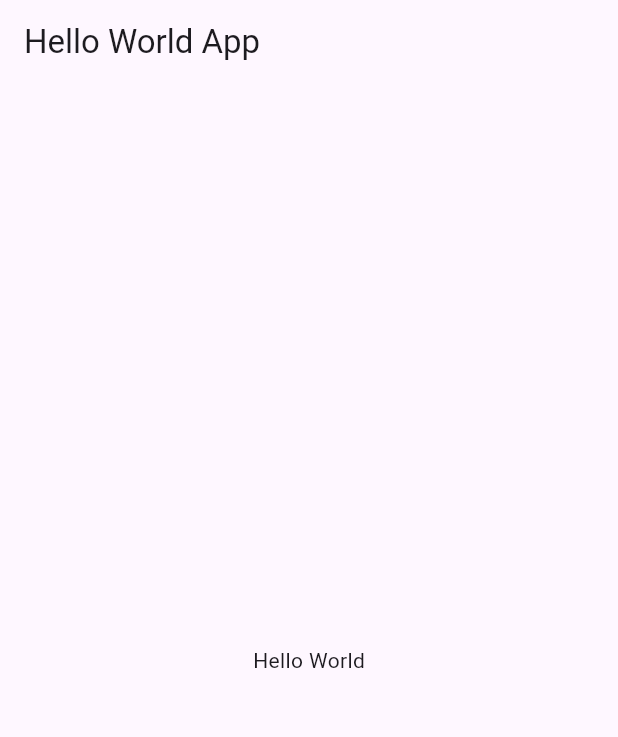
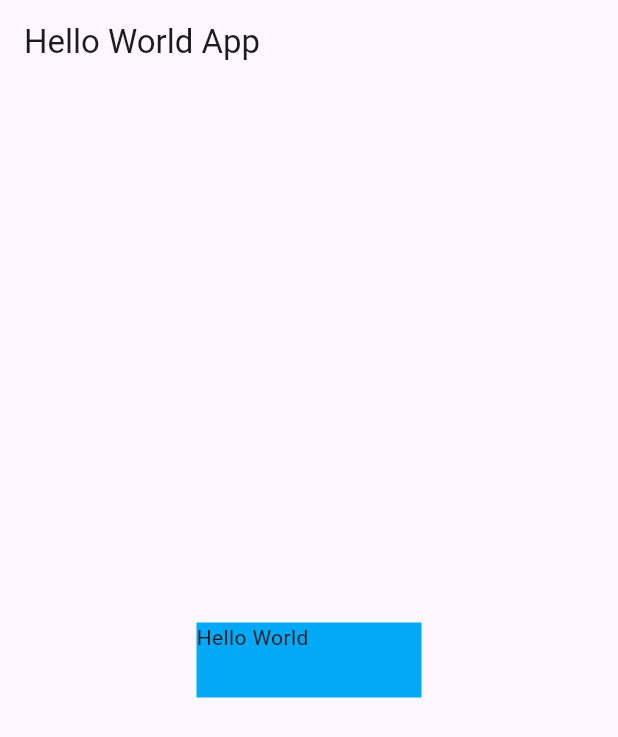
Before and after one commit to RizukiAcid/SocratesFlutter, a Flutter app: the screen it shows after launch, on a phone screen of 412 x 824 dp. Shown: the top 737 px of the screen. Run offline on Flutter 3.47's test engine with Material 3 defaults, Android fonts, the phone set to English and light mode, and no system bars.

Commit message:
minor update in the first project

```diff
--- a/projects/flutter_application_1/lib/main.dart
+++ b/projects/flutter_application_1/lib/main.dart
@@ -5,7 +5,7 @@ void main() {
 }
 
 class MyApp extends StatelessWidget {
-
+  const MyApp({super.key});
   @override
   Widget build(BuildContext context) {
     return MaterialApp(
@@ -14,9 +14,15 @@ class MyApp extends StatelessWidget {
           title: Text('Hello World App'),
         ),
         body: Center(
-          child: Text('Hello World'),
+          child: Container(
+              color: Colors.lightBlue,
+              width: 150,
+              height: 50,
+              child: Text('Hello World')),
         ),
       ),
     );
   }
 }
+
+// flutter run -d web-server --web-port=8080 --web-hostname=0.0.0.0Text
```
